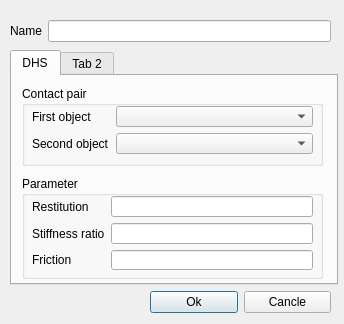
Above: project/xdynamics/xdynamics/xdynamics/contactPair.ui from metakonga/metakonga before the change. Below: the same form after it.
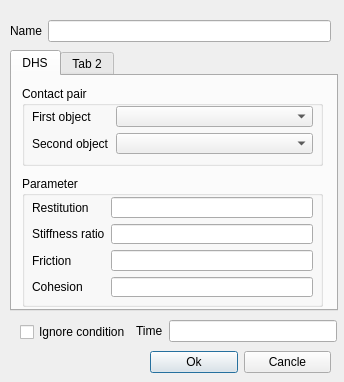
That is the form after the change.

Diff of the .ui file:
```diff
--- a/project/xdynamics/xdynamics/xdynamics/contactPair.ui
+++ b/project/xdynamics/xdynamics/xdynamics/contactPair.ui
@@ -7,7 +7,7 @@
     <x>0</x>
     <y>0</y>
     <width>344</width>
-    <height>324</height>
+    <height>382</height>
    </rect>
   </property>
   <property name="windowTitle">
@@ -19,7 +19,7 @@
      <x>10</x>
      <y>50</y>
      <width>328</width>
-     <height>235</height>
+     <height>261</height>
     </rect>
    </property>
    <widget class="QWidget" name="T_DHS">
@@ -89,19 +89,19 @@
        <x>10</x>
        <y>100</y>
        <width>301</width>
-       <height>103</height>
+       <height>131</height>
       </rect>
      </property>
      <property name="title">
       <string>Parameter</string>
      </property>
-     <widget class="QWidget" name="layoutWidget">
+     <widget class="QWidget" name="">
       <property name="geometry">
        <rect>
         <x>10</x>
-        <y>20</y>
+        <y>21</y>
         <width>281</width>
-        <height>74</height>
+        <height>100</height>
        </rect>
       </property>
       <layout class="QGridLayout" name="gridLayout_2">
@@ -135,6 +135,20 @@
        <item row="2" column="1">
         <widget class="QLineEdit" name="LE_Friction"/>
        </item>
+       <item row="3" column="0">
+        <widget class="QLabel" name="L_Cohesion">
+         <property name="text">
+          <string>Cohesion</string>
+         </property>
+        </widget>
+       </item>
+       <item row="3" column="1">
+        <widget class="QLineEdit" name="LE_Cohesion">
+         <property name="text">
+          <string/>
+         </property>
+        </widget>
+       </item>
       </layout>
      </widget>
     </widget>
@@ -149,7 +163,7 @@
    <property name="geometry">
     <rect>
      <x>150</x>
-     <y>290</y>
+     <y>350</y>
      <width>181</width>
      <height>25</height>
     </rect>
@@ -193,6 +207,41 @@
     </item>
    </layout>
   </widget>
+  <widget class="QCheckBox" name="CHB_IgnoreCondition">
+   <property name="geometry">
+    <rect>
+     <x>20</x>
+     <y>324</y>
+     <width>121</width>
+     <height>16</height>
+    </rect>
+   </property>
+   <property name="text">
+    <string>Ignore condition</string>
+   </property>
+  </widget>
+  <widget class="QWidget" name="layoutWidget">
+   <property name="geometry">
+    <rect>
+     <x>136</x>
+     <y>320</y>
+     <width>201</width>
+     <height>22</height>
+    </rect>
+   </property>
+   <layout class="QHBoxLayout" name="horizontalLayout_3">
+    <item>
+     <widget class="QLabel" name="L_IgnoreTime">
+      <property name="text">
+       <string>Time</string>
+      </property>
+     </widget>
+    </item>
+    <item>
+     <widget class="QLineEdit" name="LE_IgnoreTime"/>
+    </item>
+   </layout>
+  </widget>
  </widget>
  <tabstops>
   <tabstop>LE_Name</tabstop>
```
